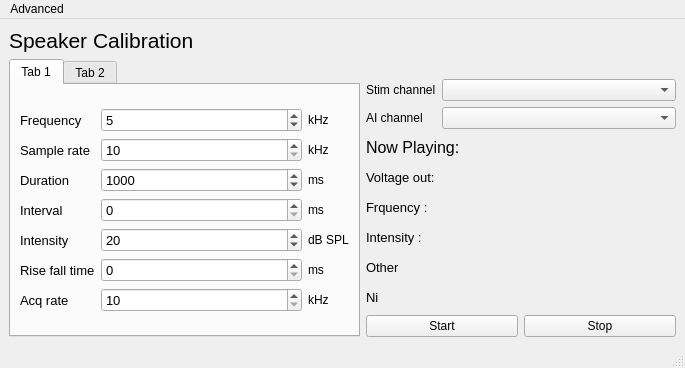
Old version of the form calibration_window.ui in the repository portfors-lab/sparkle.
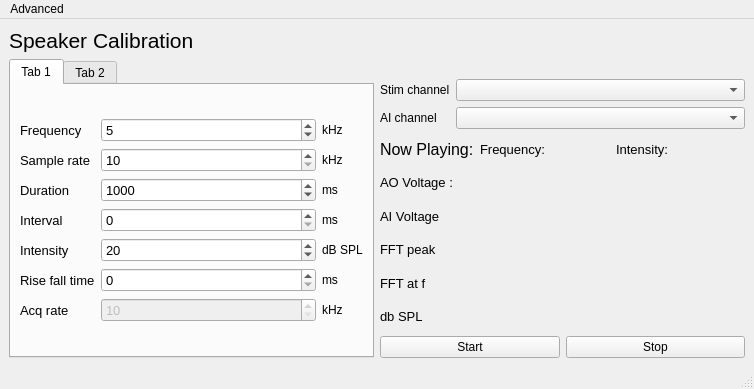
New version of the form.

Commit message: changed displayed info. added saving of noise integral for specified range. Added save whole response. Converging draw fucntions between operations

Patch:
```diff
--- a/calibration_window.ui
+++ b/calibration_window.ui
@@ -6,8 +6,8 @@
    <rect>
     <x>0</x>
     <y>0</y>
-    <width>685</width>
-    <height>368</height>
+    <width>754</width>
+    <height>389</height>
    </rect>
   </property>
   <property name="windowTitle">
@@ -28,7 +28,7 @@
      </widget>
     </item>
     <item>
-     <layout class="QHBoxLayout" name="horizontalLayout_2">
+     <layout class="QHBoxLayout" name="horizontalLayout_3">
       <item>
        <widget class="QTabWidget" name="tabs">
         <property name="currentIndex">
@@ -85,6 +85,9 @@
             </item>
             <item row="6" column="1">
              <widget class="QSpinBox" name="aisr_spnbx">
+              <property name="enabled">
+               <bool>false</bool>
+              </property>
               <property name="font">
                <font>
                 <pointsize>10</pointsize>
@@ -827,16 +830,56 @@
          </layout>
         </item>
         <item>
-         <widget class="QLabel" name="info_title">
-          <property name="font">
-           <font>
-            <pointsize>12</pointsize>
-           </font>
-          </property>
-          <property name="text">
-           <string>Now Playing:</string>
-          </property>
-         </widget>
+         <layout class="QHBoxLayout" name="horizontalLayout_2">
+          <item>
+           <widget class="QLabel" name="info_title">
+            <property name="font">
+             <font>
+              <pointsize>12</pointsize>
+             </font>
+            </property>
+            <property name="text">
+             <string>Now Playing:</string>
+            </property>
+           </widget>
+          </item>
+          <item>
+           <widget class="QLabel" name="flabel">
+            <property name="sizePolicy">
+             <sizepolicy hsizetype="Expanding" vsizetype="Preferred">
+              <horstretch>0</horstretch>
+              <verstretch>0</verstretch>
+             </sizepolicy>
+            </property>
+            <property name="font">
+             <font>
+              <pointsize>10</pointsize>
+             </font>
+            </property>
+            <property name="text">
+             <string>Frequency:</string>
+            </property>
+           </widget>
+          </item>
+          <item>
+           <widget class="QLabel" name="dblabel">
+            <property name="sizePolicy">
+             <sizepolicy hsizetype="Expanding" vsizetype="Preferred">
+              <horstretch>0</horstretch>
+              <verstretch>0</verstretch>
+             </sizepolicy>
+            </property>
+            <property name="font">
+             <font>
+              <pointsize>10</pointsize>
+             </font>
+            </property>
+            <property name="text">
+             <string>Intensity:</string>
+            </property>
+           </widget>
+          </item>
+         </layout>
         </item>
         <item>
          <widget class="QLabel" name="label0">
@@ -846,25 +889,19 @@
            </font>
           </property>
           <property name="text">
-           <string>Voltage out:</string>
+           <string>AO Voltage :</string>
           </property>
          </widget>
         </item>
         <item>
          <widget class="QLabel" name="label1">
-          <property name="sizePolicy">
-           <sizepolicy hsizetype="Expanding" vsizetype="Preferred">
-            <horstretch>0</horstretch>
-            <verstretch>0</verstretch>
-           </sizepolicy>
-          </property>
           <property name="font">
            <font>
             <pointsize>10</pointsize>
            </font>
           </property>
           <property name="text">
-           <string>Frquency :</string>
+           <string>AI Voltage</string>
           </property>
          </widget>
         </item>
@@ -876,7 +913,7 @@
            </font>
           </property>
           <property name="text">
-           <string>Intensity :</string>
+           <string>FFT peak</string>
           </property>
          </widget>
         </item>
@@ -888,7 +925,7 @@
            </font>
           </property>
           <property name="text">
-           <string>Other</string>
+           <string>FFT at f</string>
           </property>
          </widget>
         </item>
@@ -900,7 +937,7 @@
            </font>
           </property>
           <property name="text">
-           <string>Ni</string>
+           <string>db SPL</string>
           </property>
          </widget>
         </item>
@@ -933,7 +970,7 @@
     <rect>
      <x>0</x>
      <y>0</y>
-     <width>685</width>
+     <width>754</width>
      <height>21</height>
     </rect>
    </property>
```
Left out of the diff: 20 changed lines with no effect on the pictures. The commit also changes 3 other files.
